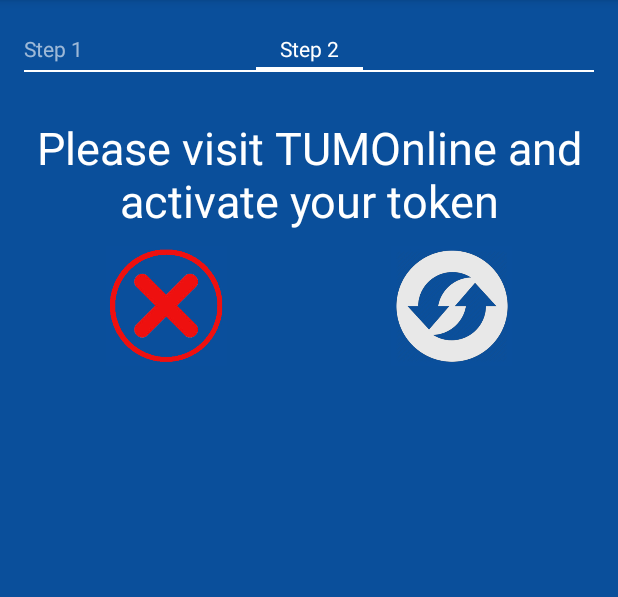
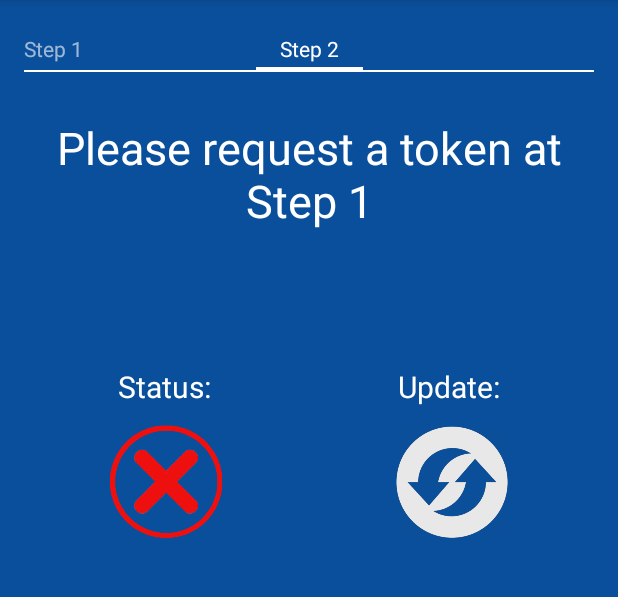
Before and after one commit to grandcat/tum_getin, an Android app: the screen it shows after launch (MainActivity), after a tap on "Step 2", on a phone screen of 412 x 824 dp, the part 84-681 px from its top. Run offline under Robolectric (Android 15) with nearby library versions, the phone set to English and light mode, and no system bars; network calls fail; pictures from the network do not load; 2 statements that could not run were skipped.

Commit message:
[Android] Step 2 complete

```diff
--- a/code/mobileDoorAccess/app/src/main/java/com/tca/mobiledooraccess/MainActivity.java
+++ b/code/mobileDoorAccess/app/src/main/java/com/tca/mobiledooraccess/MainActivity.java
@@ -47,8 +47,12 @@ public class MainActivity extends ActionBarActivity {
     public static final String TUM_GETIN_PREFERENCES = "TGI_PREFS";
     public static Context context;
     private static final String TAG = "MainActivity";
+    SharedPreferences appSettings;
+    private static Fragment fragmentStep1;
+    private static Fragment fragmentStep2;
 
-    FragmentPagerAdapter adapterViewPager;
+
+    public static FragmentPagerAdapter adapterViewPager;
     public static ViewPager viewPager;
 
     MyServiceConnection mConnection;
@@ -93,6 +97,8 @@ public class MainActivity extends ActionBarActivity {
         viewPager = (ViewPager) findViewById(R.id.viewPager);
         adapterViewPager = new MyPagerAdapter(getSupportFragmentManager());
         viewPager.setAdapter(adapterViewPager);
+        fragmentStep1 = new RegisterStep1();
+        fragmentStep2 = new RegisterStep2();
         viewPager.setOnPageChangeListener(new ViewPager.OnPageChangeListener() {
             @Override
             public void onPageScrolled(int position, float positionOffset, int positionOffsetPixels) {
@@ -110,6 +116,7 @@ public class MainActivity extends ActionBarActivity {
             }
         });
         MainActivity.context = getApplicationContext();
+        appSettings = getSharedPreferences(TUM_GETIN_PREFERENCES, 0);
 
     }
 
@@ -225,9 +232,9 @@ public class MainActivity extends ActionBarActivity {
         public Fragment getItem(int position) {
             switch (position) {
                 case 0: // Fragment # 0 - This will show FirstFragment
-                    return new RegisterStep1();
+                    return fragmentStep1;
                 case 1: // Fragment # 0 - This will show FirstFragment different title
-                    return new RegisterStep2();
+                    return fragmentStep2;
                 default:
                     return null;
             }
--- a/code/mobileDoorAccess/app/src/main/java/com/tca/mobiledooraccess/RegisterStep2.java
+++ b/code/mobileDoorAccess/app/src/main/java/com/tca/mobiledooraccess/RegisterStep2.java
@@ -1,11 +1,20 @@
 package com.tca.mobiledooraccess;
 
+import android.app.ProgressDialog;
+import android.content.Intent;
+import android.content.SharedPreferences;
+import android.media.Image;
+import android.net.Uri;
+import android.os.AsyncTask;
 import android.os.Bundle;
 import android.support.v4.app.Fragment;
 import android.util.Log;
 import android.view.LayoutInflater;
 import android.view.View;
 import android.view.ViewGroup;
+import android.widget.Button;
+import android.widget.ImageView;
+import android.widget.TextView;
 
 /**
  * Created by basti on 07.07.15.
@@ -13,22 +22,113 @@ import android.view.ViewGroup;
 public class RegisterStep2 extends Fragment implements OnRefreshListener{
 
     private static final String TAG = "RegisterStep2";
+    public static final String TUM_GETIN_PREFERENCES = "TGI_PREFS";
+    private SharedPreferences appSettings;
+    private Backend backend;
+    ProgressDialog mProgressDialog;
 
+
+    private void updateLayout(){
+        appSettings = MainActivity.context.getSharedPreferences(TUM_GETIN_PREFERENCES, 0);
+        boolean tokenReceived = appSettings.getBoolean("token_received", false);
+        boolean tokenActivated = appSettings.getBoolean("token_activated", false);
+        boolean registered = appSettings.getBoolean("registered", false);
+        View view = this.getView();
+        ImageView tokenStatus = (ImageView) view.findViewById(R.id.imageTokenStatus);
+        TextView infoText = (TextView) view.findViewById(R.id.infoText);
+        Button openBrowser = (Button) view.findViewById(R.id.visitTUMOnlineButton);
+
+        if (!tokenReceived){
+            infoText.setText("Please request a token at Step 1");
+            tokenStatus.setImageResource(R.drawable.token_not_activated);
+            openBrowser.setVisibility(View.INVISIBLE);
+        }
+
+        if (tokenReceived && !tokenActivated){
+            infoText.setText("Please visit TUM-Online and activate your token");
+            openBrowser.setVisibility(View.VISIBLE);
+            tokenStatus.setImageResource(R.drawable.token_not_activated);
+        }
+        if(tokenReceived && tokenActivated){
+            infoText.setText("Your token is activated");
+            tokenStatus.setImageResource(R.drawable.token_activated);
+            openBrowser.setVisibility(View.INVISIBLE);
+        }
+    }
 
     public void onRefresh(){
         Log.d(TAG, "Refresh");
+        appSettings = MainActivity.context.getSharedPreferences(TUM_GETIN_PREFERENCES, 0);
+        String token = appSettings.getString("tumOnlineToken", null);
+        String userID = appSettings.getString("tum_id", null);
+        new GetUserStatus().execute(token,userID);
+
     }
+    final class GetUserStatus extends AsyncTask<String, Void, Void> {
+        protected void onPreExecute(){
+            mProgressDialog = new ProgressDialog(getActivity());
+            mProgressDialog.setIndeterminate(false);
+            mProgressDialog.setMessage("Connecting to server...");
+            mProgressDialog.setProgressStyle(ProgressDialog.STYLE_SPINNER);
+            mProgressDialog.show();
+        }
+
+        protected Void doInBackground(String... params) {
+            boolean tokenActivated = backend.tokenActivated(params[0]);
+            String userCredentials[] = backend.getUserCredentials(params[1]);
+            Log.d(TAG, "Token activated: " + tokenActivated);
+            SharedPreferences.Editor editor = appSettings.edit();
+
+            editor.putBoolean("token_activated", tokenActivated);
+
+            if (userCredentials[0].equals("31")){
+                editor.putBoolean("token_received",true);
+            }else{
+                editor.putBoolean("token_received",false);
+            }
+            editor.commit();
+            mProgressDialog.dismiss();
+            return null;
+        }
+
+        @Override
+        protected void onPostExecute(Void aVoid) {
+            super.onPostExecute(aVoid);
+            updateLayout();
+        }
+
+    }
+
 
     // Store instance variables based on arguments passed
     @Override
     public void onCreate(Bundle savedInstanceState) {
         super.onCreate(savedInstanceState);
+        appSettings = getActivity().getSharedPreferences(TUM_GETIN_PREFERENCES, 0);
+        backend = new Backend("www.grandcat.org", "3000");
     }
     // Inflate the view for the fragment based on layout XML
     @Override
     public View onCreateView(LayoutInflater inflater, ViewGroup container,
                              Bundle savedInstanceState) {
         View view = inflater.inflate(R.layout.fragment_register_step2, container, false);
+
+        view.findViewById(R.id.imageUpdate).setOnClickListener(new View.OnClickListener() {
+            @Override
+            public void onClick(View v) {
+                onRefresh();
+            }
+        });
+
+        view.findViewById(R.id.visitTUMOnlineButton).setOnClickListener(new View.OnClickListener() {
+            @Override
+            public void onClick(View v) {
+                Uri uriURL = Uri.parse("https://campus.tum.de/tumonline/webnav.ini");
+                Intent launchBrowser = new Intent(Intent.ACTION_VIEW, uriURL);
+                startActivity(launchBrowser);
+            }
+        });
+
         return view;
     }
 }
--- a/code/mobileDoorAccess/app/src/main/res/layout/fragment_register_step2.xml
+++ b/code/mobileDoorAccess/app/src/main/res/layout/fragment_register_step2.xml
@@ -9,13 +9,65 @@
         android:layout_width="fill_parent"
         android:layout_height="wrap_content"
         android:gravity="center"
-        android:text="Please visit TUMOnline and activate your token"
+        android:text="Please request a token in Step 1"
+        android:id="@+id/infoText"
         android:background="#ff0a4f9b"
         android:textColor="#ffffffff"
         android:textSize="30dp"
         android:paddingTop="30dp"
         android:clickable="false" />
+    <LinearLayout
+        android:layout_width="match_parent"
+        android:layout_height="wrap_content"
+        android:orientation="horizontal"
+        android:paddingLeft="16dp"
+        android:paddingRight="16dp"
+        android:paddingTop="16dp"
+        android:paddingBottom="16dp">
+        <Button
+            android:layout_width="match_parent"
+            android:layout_height="wrap_content"
+            android:gravity="center"
+            android:id="@+id/visitTUMOnlineButton"
+            android:background="#ffe8e8e8"
+            android:text="Open TUMOnline Site"
+            android:visibility="invisible"
+            />
+    </LinearLayout>
 
+
+    <LinearLayout
+        android:layout_width="match_parent"
+        android:layout_height="wrap_content"
+        android:orientation="horizontal">
+        <TextView
+            android:layout_width="wrap_content"
+            android:layout_height="wrap_content"
+            android:layout_weight="0.5"
+            android:src="@drawable/token_not_activated"
+            android:background="#ff0a4f9b"
+            android:paddingBottom="0dp"
+            android:paddingTop="10dp"
+            android:text="Status:"
+            android:gravity="center"
+            android:textColor="#ffffffff"
+            android:textSize="20dp"/>
+        <TextView
+            android:layout_width="wrap_content"
+            android:layout_height="wrap_content"
+            android:layout_gravity="center"
+            android:layout_weight="0.5"
+            android:src="@drawable/update_status"
+            android:background="#ff0a4f9b"
+            android:paddingBottom="0dp"
+            android:paddingTop="10dp"
+            android:clickable="true"
+            android:text="Update:"
+            android:gravity="center"
+            android:textColor="#ffffffff"
+            android:textSize="20dp"
+            />
+    </LinearLayout>
 
 
     <LinearLayout
@@ -30,7 +82,8 @@
             android:src="@drawable/token_not_activated"
             android:background="#ff0a4f9b"
             android:paddingBottom="10dp"
-            android:paddingTop="10dp"/>
+            android:paddingTop="10dp"
+            />
         <ImageView
             android:layout_width="wrap_content"
             android:layout_height="100dp"
```
